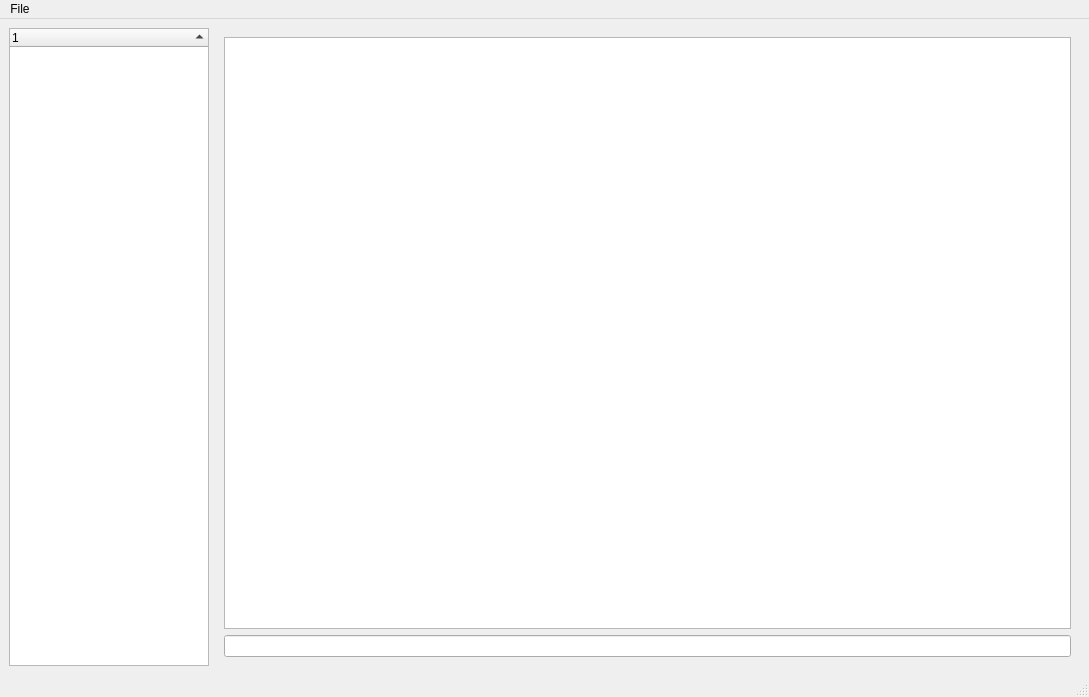
Old version of the form lib/editor/VaKon3DEditor/editorwindow.ui in the repository ValeriiKoniushenko/VaKon3D.
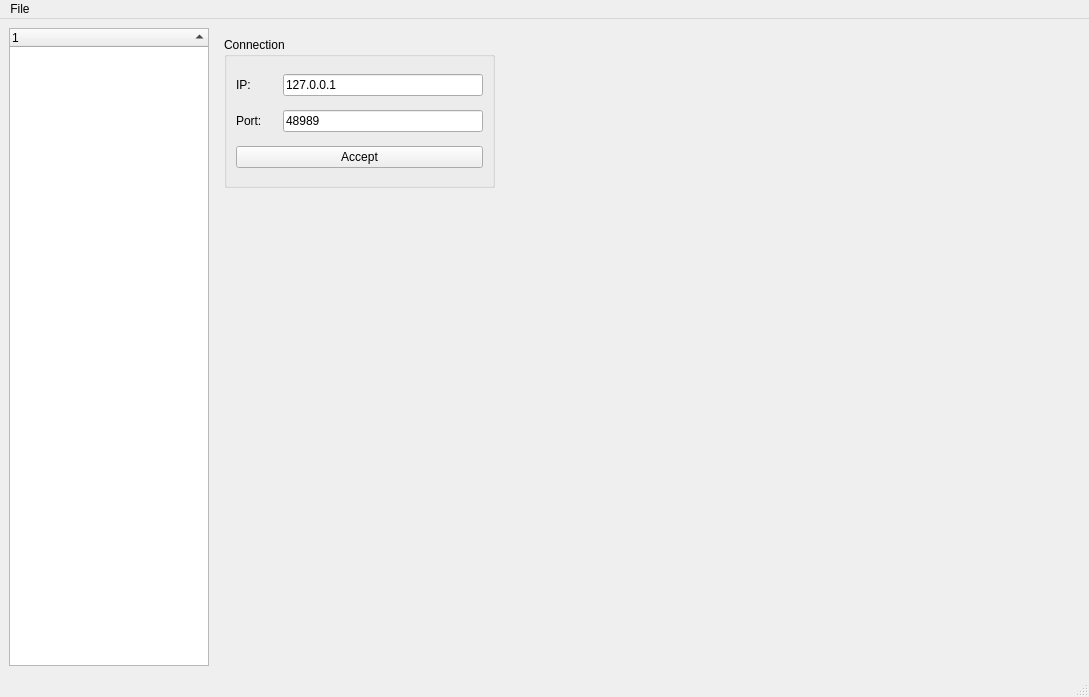
New version of the form. The open tabs and pages were chosen to show the change.

Commit message: Added an ability to connect to the editor

What changed in the file:
```diff
--- a/lib/editor/VaKon3DEditor/editorwindow.ui
+++ b/lib/editor/VaKon3DEditor/editorwindow.ui
@@ -57,7 +57,116 @@
           </item>
          </layout>
         </widget>
-        <widget class="QWidget" name="page_2"/>
+        <widget class="QWidget" name="pageGeneral">
+         <widget class="QGroupBox" name="groupBox">
+          <property name="geometry">
+           <rect>
+            <x>9</x>
+            <y>9</y>
+            <width>271</width>
+            <height>151</height>
+           </rect>
+          </property>
+          <property name="title">
+           <string>Connection</string>
+          </property>
+          <layout class="QVBoxLayout" name="verticalLayout_2">
+           <item>
+            <layout class="QHBoxLayout" name="horizontalLayout_4">
+             <item>
+              <widget class="QLabel" name="label">
+               <property name="text">
+                <string>IP:</string>
+               </property>
+              </widget>
+             </item>
+             <item>
+              <spacer name="horizontalSpacer">
+               <property name="orientation">
+                <enum>Qt::Horizontal</enum>
+               </property>
+               <property name="sizeHint" stdset="0">
+                <size>
+                 <width>40</width>
+                 <height>20</height>
+                </size>
+               </property>
+              </spacer>
+             </item>
+             <item>
+              <widget class="QLineEdit" name="lineEditIp">
+               <property name="minimumSize">
+                <size>
+                 <width>200</width>
+                 <height>0</height>
+                </size>
+               </property>
+               <property name="maximumSize">
+                <size>
+                 <width>200</width>
+                 <height>16777215</height>
+                </size>
+               </property>
+               <property name="text">
+                <string>127.0.0.1</string>
+               </property>
+              </widget>
+             </item>
+            </layout>
+           </item>
+           <item>
+            <layout class="QHBoxLayout" name="horizontalLayout_3">
+             <item>
+              <widget class="QLabel" name="label_2">
+               <property name="text">
+                <string>Port:</string>
+               </property>
+              </widget>
+             </item>
+             <item>
+              <spacer name="horizontalSpacer_2">
+               <property name="orientation">
+                <enum>Qt::Horizontal</enum>
+               </property>
+               <property name="sizeHint" stdset="0">
+                <size>
+                 <width>40</width>
+                 <height>20</height>
+                </size>
+               </property>
+              </spacer>
+             </item>
+             <item>
+              <widget class="QLineEdit" name="lineEditPort">
+               <property name="minimumSize">
+                <size>
+                 <width>200</width>
+                 <height>0</height>
+                </size>
+               </property>
+               <property name="maximumSize">
+                <size>
+                 <width>200</width>
+                 <height>16777215</height>
+                </size>
+               </property>
+               <property name="text">
+                <string>48989</string>
+               </property>
+              </widget>
+             </item>
+            </layout>
+           </item>
+           <item>
+            <widget class="QPushButton" name="pushButtonConnect">
+             <property name="text">
+              <string>Accept</string>
+             </property>
+            </widget>
+           </item>
+          </layout>
+         </widget>
+        </widget>
        </widget>
       </item>
      </layout>
```
Left out of the diff: 2 changed lines with no effect on the pictures. The commit also changes 15 other files.
